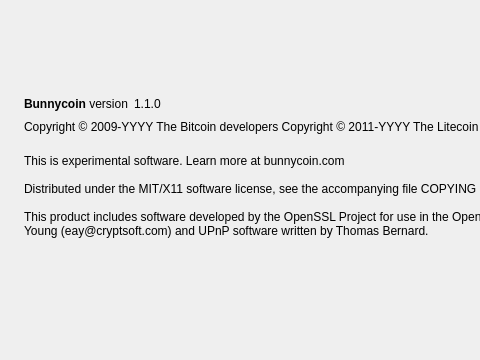
This is src/qt/forms/aboutdialog.ui in bunnycoin/bunnycoin as Qt 5 draws it before an edit; both pictures show x 0 to 480 and y 0 to 360 of the 948 by 360 pixel window. The edited form follows.
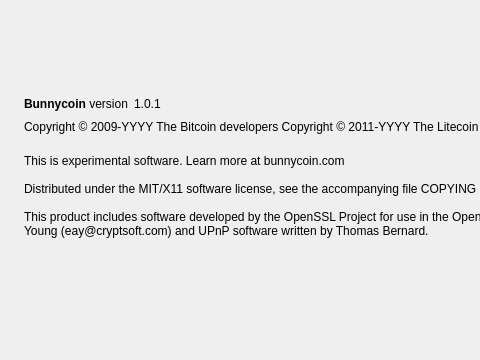
This is the edited form. Icons and pictures are not drawn.

Commit message: Change version to 1.0.1 - this is more appropriate than 1.1.0

Diff of the .ui file:
```diff
--- a/src/qt/forms/aboutdialog.ui
+++ b/src/qt/forms/aboutdialog.ui
@@ -63,7 +63,7 @@
           <cursorShape>IBeamCursor</cursorShape>
          </property>
          <property name="text">
-          <string notr="true">1.1.0</string>
+          <string notr="true">1.0.1</string>
          </property>
          <property name="textInteractionFlags">
           <set>Qt::LinksAccessibleByMouse|Qt::TextSelectableByKeyboard|Qt::TextSelectableByMouse</set>
```
The commit also changes 1 other file.
